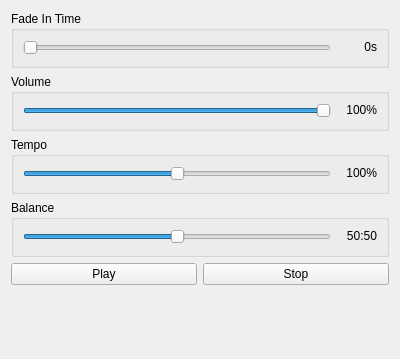
Old version of the form src/ui/picker/picker_audio_widget.ui in the repository lautarodragan/EasyRPGEditor.
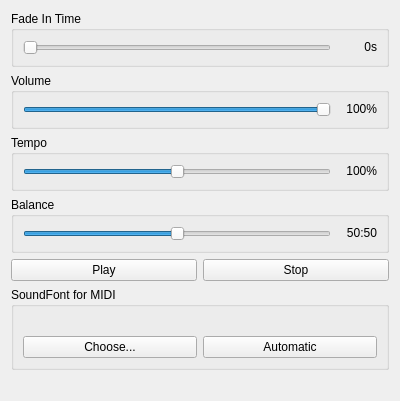
New version of the form. Custom widgets are drawn as their Qt base class.

Commit message: Choose the SoundFont for MIDI from the Jukebox.

Patch:
```diff
--- a/src/ui/picker/picker_audio_widget.ui
+++ b/src/ui/picker/picker_audio_widget.ui
@@ -184,6 +184,35 @@
     </layout>
    </item>
    <item row="5" column="0">
+    <widget class="QGroupBox" name="groupSoundFont">
+     <property name="title">
+      <string>SoundFont for MIDI</string>
+     </property>
+     <layout class="QVBoxLayout" name="layoutSoundFont">
+      <item>
+       <widget class="QLabel" name="labelSoundFont">
+        <property name="wordWrap"><bool>true</bool></property>
+       </widget>
+      </item>
+      <item>
+       <layout class="QHBoxLayout" name="layoutSoundFontButtons">
+        <item>
+         <widget class="QPushButton" name="pushSoundFont">
+          <property name="text"><string>Choose...</string></property>
+         </widget>
+        </item>
+        <item>
+         <widget class="QPushButton" name="pushSoundFontAuto">
+          <property name="text"><string>Automatic</string></property>
+          <property name="toolTip"><string>Use the SoundFont shipped with the editor or installed in the system</string></property>
+         </widget>
+        </item>
+       </layout>
+      </item>
+     </layout>
+    </widget>
+   </item>
+   <item row="6" column="0">
     <widget class="QLabel" name="labelError">
      <property name="wordWrap"><bool>true</bool></property>
      <property name="textInteractionFlags"><set>Qt::TextSelectableByMouse</set></property>
```
The commit also changes 4 other files.
